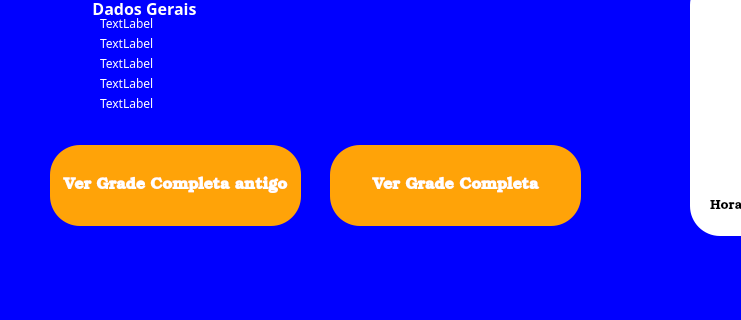
ldsc/ProjetoEngenharia-SimuladorDePlanejamentoDasAtividadesDoEstudanteEngenharia, file src-v1/PetroPlanner/telainicial.ui: the form before one commit; both pictures show x 0 to 741 and y 145 to 465 of the 1308 by 728 pixel window.
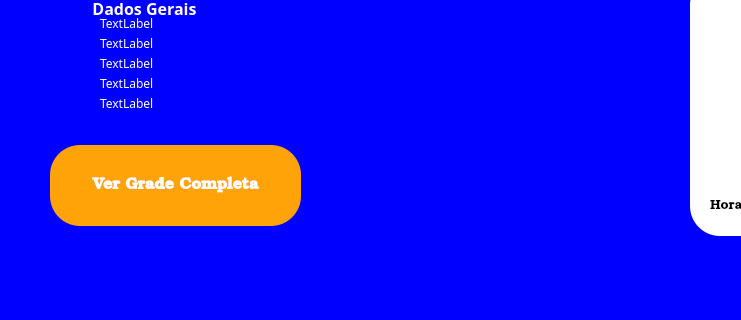
The form after the commit.

The edit to the form file:
```diff
--- a/src-v1/PetroPlanner/telainicial.ui
+++ b/src-v1/PetroPlanner/telainicial.ui
@@ -52,7 +52,7 @@
      <string notr="true">background-color: #ffa308; color: white; border-radius: 30px;</string>
     </property>
     <property name="text">
-     <string>Ver Grade Completa antigo</string>
+     <string>Ver Grade Completa</string>
     </property>
    </widget>
    <widget class="QGroupBox" name="groupBoxInfoAluno">
@@ -168,7 +168,7 @@
       <rect>
        <x>10</x>
        <y>100</y>
-       <width>481</width>
+       <width>571</width>
        <height>16</height>
       </rect>
      </property>
@@ -206,32 +206,6 @@
      <string>PetroPlanner</string>
     </property>
    </widget>
-   <widget class="QPushButton" name="botaoVerGradeCompleta_2">
-    <property name="geometry">
-     <rect>
-      <x>330</x>
-      <y>290</y>
-      <width>251</width>
-      <height>81</height>
-     </rect>
-    </property>
-    <property name="font">
-     <font>
-      <family>Bookman Old Style</family>
-      <pointsize>12</pointsize>
-      <bold>true</bold>
-     </font>
-    </property>
-    <property name="toolTipDuration">
-     <number>-4</number>
-    </property>
-    <property name="styleSheet">
-     <string notr="true">background-color: #ffa308; color: white; border-radius: 30px;</string>
-    </property>
-    <property name="text">
-     <string>Ver Grade Completa</string>
-    </property>
-   </widget>
    <widget class="QGroupBox" name="groupBoxDiscAnd">
     <property name="geometry">
      <rect>
```
